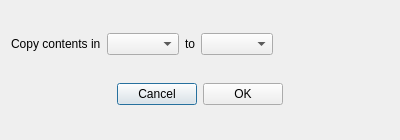
The window that design/copydialog.ui (kokimame/joytan) describes before a commit, drawn with Qt 5.
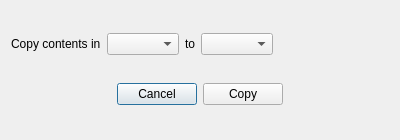
The same window after the commit.

Commit message: Added flexible copying method

Patch:
```diff
--- a/design/copydialog.ui
+++ b/design/copydialog.ui
@@ -76,7 +76,7 @@
      <item>
       <widget class="QPushButton" name="okBtn">
        <property name="text">
-        <string>OK</string>
+        <string>Copy</string>
        </property>
       </widget>
      </item>
```
Left out of the diff: 2 changed lines with no effect on the pictures. The commit also changes 2 other files.
